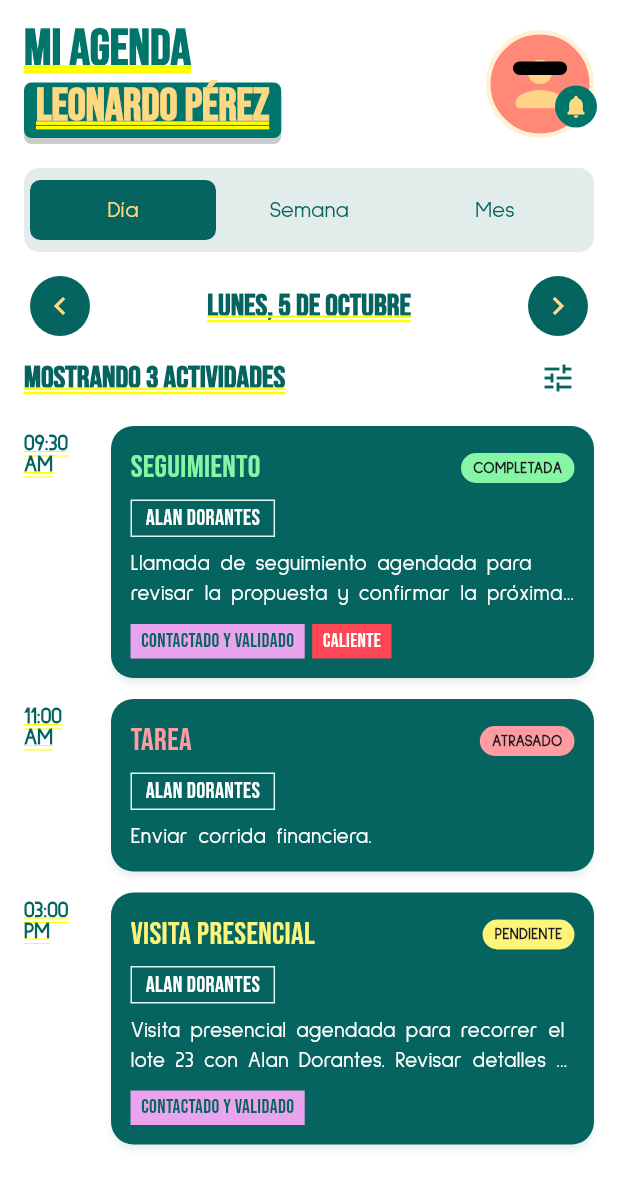
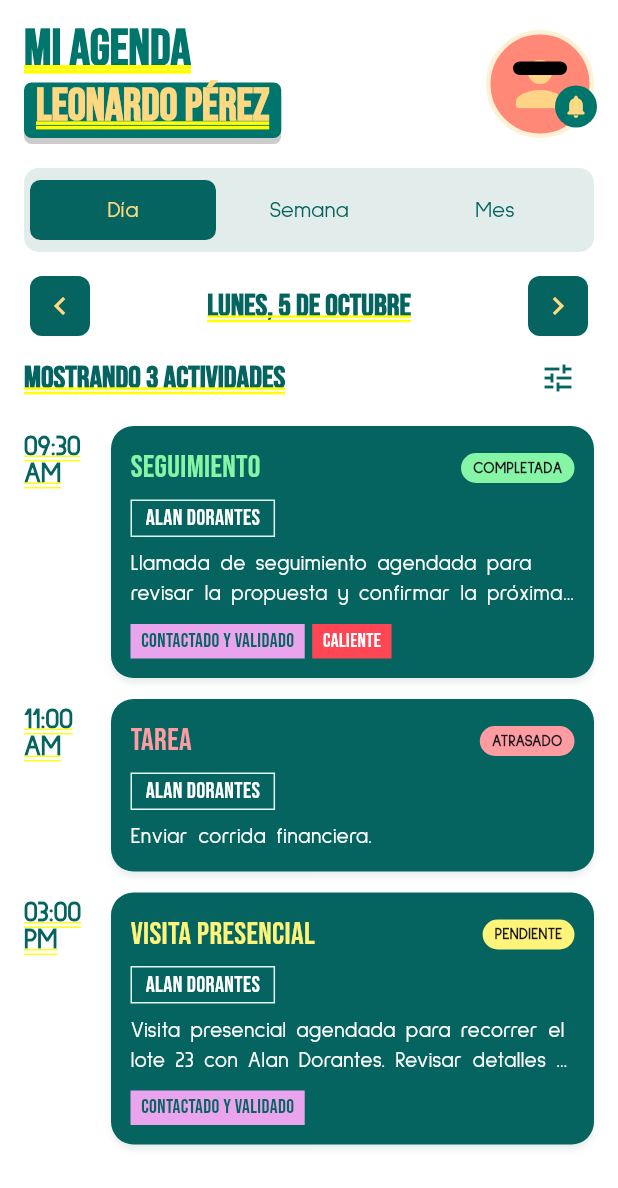
Before and after one commit to alonso170000/callapp_alonso, a Flutter app: the AgendaScreen screen opened directly, on a phone screen of 412 x 824 dp. Shown: the top 1188 px of the screen. Run offline on Flutter 3.47's test engine with Material 3 defaults, Android fonts, the phone set to English and light mode, and no system bars; our stand-ins replace fluentui_system_icons, go_router, iconsax_flutter.

Commit message:
cambios minimos visuales ultimos

```diff
--- a/lib/presentation/screens/main_screens/agenda_screen.dart
+++ b/lib/presentation/screens/main_screens/agenda_screen.dart
@@ -266,6 +266,9 @@ class _AgendaScreenState extends State<AgendaScreen> {
                     style: IconButton.styleFrom(
                       backgroundColor: AppColors.primaryColor,
                       foregroundColor: AppColors.homeWarmText,
+                      shape: RoundedRectangleBorder(
+                        borderRadius: BorderRadius.circular(8),
+                      ),
                     ),
                     tooltip: 'Periodo anterior',
                     onPressed: () => _move(-1),
@@ -282,6 +285,9 @@ class _AgendaScreenState extends State<AgendaScreen> {
                     style: IconButton.styleFrom(
                       backgroundColor: AppColors.primaryColor,
                       foregroundColor: AppColors.homeWarmText,
+                      shape: RoundedRectangleBorder(
+                        borderRadius: BorderRadius.circular(8),
+                      ),
                     ),
                     tooltip: 'Periodo siguiente',
                     onPressed: () => _move(1),
--- a/lib/presentation/screens/main_screens/prospects_screen.dart
+++ b/lib/presentation/screens/main_screens/prospects_screen.dart
@@ -142,7 +142,7 @@ class _ProspectsScreenState extends State<ProspectsScreen> {
               children: [
                 const HomeHeader(
                   userName: 'Leonardo Pérez',
-                  title: 'TUS PROSPECTOS',
+                  title: 'MIS PROSPECTOS',
                 ),
                 const SizedBox(height: 22),
                 TextField(
--- a/lib/presentation/widgets/agenda/agenda_activity_tile.dart
+++ b/lib/presentation/widgets/agenda/agenda_activity_tile.dart
@@ -35,8 +35,9 @@ class AgendaActivityTile extends StatelessWidget {
               '$time\n${activity.date.hour < 12 ? 'AM' : 'PM'}',
               style: const TextStyle(
                 fontFamily: 'SulphurPoint',
+                fontWeight: FontWeight.w700,
                 color: AppColors.primaryColor,
-                fontSize: 14,
+                fontSize: 18,
                 height: 1,
               ),
             ),
--- a/lib/presentation/widgets/agenda/agenda_month_calendar.dart
+++ b/lib/presentation/widgets/agenda/agenda_month_calendar.dart
@@ -41,7 +41,7 @@ class AgendaMonthCalendar extends StatelessWidget {
                       textAlign: TextAlign.center,
                       style: const TextStyle(
                         fontFamily: 'SulphurPoint',
-                        fontSize: 12,
+                        fontSize: 16,
                         color: AppColors.primaryColor,
                       ),
                     ),
@@ -90,7 +90,7 @@ class AgendaMonthCalendar extends StatelessWidget {
                                   '${date.day}',
                                   style: TextStyle(
                                     fontFamily: 'SulphurPoint',
-                                    fontSize: 14,
+                                    fontSize: 18,
                                     color: selected
                                         ? Colors.white
                                         : AppColors.primaryColor.withValues(
--- /dev/null
+++ b/lib/resources/styles/picker_theme.dart
@@ -0,0 +1,95 @@
+import 'package:flutter/material.dart';
+import 'package:callerapp_frontend/resources/colors/colors.dart';
+
+const _pickerShape = RoundedRectangleBorder(
+  borderRadius: BorderRadius.all(Radius.circular(24)),
+);
+const _pickerText = TextStyle(
+  fontFamily: 'SulphurPoint',
+  color: AppColors.agendaProspectBackground,
+  fontSize: 15,
+);
+
+final _pickerAction = TextButton.styleFrom(
+  foregroundColor: AppColors.primaryColor,
+  textStyle: const TextStyle(fontFamily: 'BebasNeue', fontSize: 16),
+  minimumSize: const Size(80, 44),
+  shape: RoundedRectangleBorder(borderRadius: BorderRadius.circular(12)),
+);
+
+final appDatePickerTheme = DatePickerThemeData(
+  backgroundColor: AppColors.homeBackground,
+  surfaceTintColor: Colors.transparent,
+  shape: _pickerShape,
+  headerBackgroundColor: AppColors.primaryColor,
+  headerForegroundColor: AppColors.profileSincronizacion,
+  headerHeadlineStyle: const TextStyle(fontFamily: 'BebasNeue', fontSize: 36),
+  headerHelpStyle: const TextStyle(fontFamily: 'BebasNeue', fontSize: 16),
+  weekdayStyle: _pickerText.copyWith(fontWeight: FontWeight.w700),
+  dayStyle: _pickerText,
+  yearStyle: _pickerText,
+  dayForegroundColor: WidgetStateProperty.resolveWith((states) {
+    if (states.contains(WidgetState.disabled)) return AppColors.primaryColor;
+    if (states.contains(WidgetState.selected)) return AppColors.profileSincronizacion;
+    return AppColors.agendaProspectBackground;
+  }),
+  dayBackgroundColor: WidgetStateProperty.resolveWith((states) {
+    return states.contains(WidgetState.selected)
+        ? AppColors.primaryColor
+        : null;
+  }),
+  todayForegroundColor: const WidgetStatePropertyAll(AppColors.primaryColor),
+  todayBackgroundColor: const WidgetStatePropertyAll(AppColors.profileSincronizacion),
+  todayBorder: const BorderSide(color: AppColors.profileSincronizacion),
+  yearForegroundColor: const WidgetStatePropertyAll(AppColors.primaryColor),
+  yearBackgroundColor: WidgetStateProperty.resolveWith((states) {
+    return states.contains(WidgetState.selected)
+        ? AppColors.profileSincronizacion
+        : null;
+  }),
+  dividerColor: AppColors.primaryColor,
+  cancelButtonStyle: _pickerAction,
+  confirmButtonStyle: _pickerAction,
+);
+
+final appTimePickerTheme = TimePickerThemeData(
+  backgroundColor: AppColors.homeBackground,
+  shape: _pickerShape,
+  helpTextStyle: _pickerText.copyWith(fontWeight: FontWeight.w700),
+  hourMinuteShape: RoundedRectangleBorder(
+    borderRadius: BorderRadius.circular(16),
+  ),
+  hourMinuteColor: WidgetStateColor.resolveWith((states) {
+    return states.contains(WidgetState.selected)
+        ? AppColors.primaryColor
+        : Colors.white;
+  }),
+  hourMinuteTextColor: WidgetStateColor.resolveWith((states) {
+    return states.contains(WidgetState.selected)
+        ? AppColors.profileSincronizacion
+        : AppColors.primaryColor;
+  }),
+  hourMinuteTextStyle: const TextStyle(fontFamily: 'BebasNeue', fontSize: 52),
+  dayPeriodColor: WidgetStateColor.resolveWith((states) {
+    return states.contains(WidgetState.selected)
+        ? AppColors.profileSincronizacion
+        : Colors.white;
+  }),
+  dayPeriodTextColor: AppColors.primaryColor,
+  dayPeriodTextStyle: _pickerText.copyWith(fontWeight: FontWeight.w700),
+  dayPeriodBorderSide: const BorderSide(color: AppColors.primaryColor),
+  dayPeriodShape: RoundedRectangleBorder(
+    borderRadius: BorderRadius.circular(12),
+  ),
+  dialBackgroundColor: Colors.white,
+  dialHandColor: AppColors.primaryColor,
+  dialTextColor: WidgetStateColor.resolveWith((states) {
+    return states.contains(WidgetState.selected)
+        ? AppColors.profileSincronizacion
+        : AppColors.primaryColor;
+  }),
+  dialTextStyle: _pickerText,
+  entryModeIconColor: AppColors.primaryColor,
+  cancelButtonStyle: _pickerAction,
+  confirmButtonStyle: _pickerAction,
+);
--- a/pubspec.yaml
+++ b/pubspec.yaml
@@ -10,6 +10,8 @@ environment:
 
 dependencies:
   flutter:
+    sdk: flutter
+  flutter_localizations:
     sdk: flutter
   go_router: ^18.0.1
   fluentui_system_icons: ^1.1.273
```
Also changed, not shown: lib/main.dart (+7 -0 lines), pubspec.lock, 1 other file.
